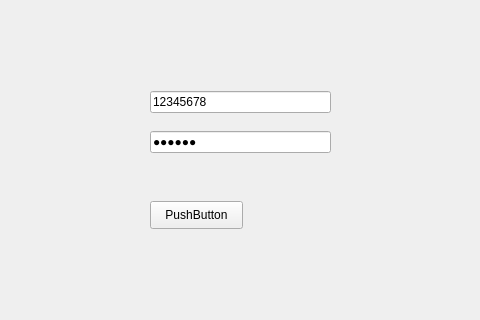
Above: Design pracice here/mainwindow.ui from rbaihis/Projet_station_2a21_G5 before the change; both pictures show x 100 to 580 and y 129 to 449 of the 1208 by 774 pixel window. Below: the same form after it.
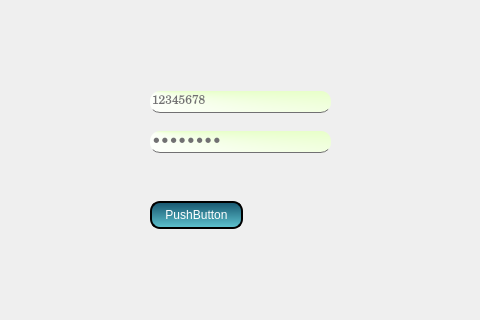
That is the form after the change. The open tabs and pages were chosen to show the change.

The edit to the form file:
```diff
--- a/Design pracice here/mainwindow.ui
+++ b/Design pracice here/mainwindow.ui
@@ -26,6 +26,9 @@
       <height>661</height>
      </rect>
     </property>
+    <property name="styleSheet">
+     <string notr="true"/>
+    </property>
     <property name="currentIndex">
      <number>1</number>
     </property>
@@ -39,6 +42,34 @@
         <height>28</height>
        </rect>
       </property>
+      <property name="styleSheet">
+       <string notr="true">QPushButton
+
+{
+
+background : qlineargradient(spread:pad, x1:0.467, y1:0, x2:0.482, y2:1, stop:0 rgba(22, 85,110, 255), stop:1 rgba(95, 196, 208, 255));
+
+border-radius:15px;
+
+color:white;
+border-color:#FFFFFF;
+
+border: 2px solid black;
+
+border-radius: 10px;
+
+}
+
+QPushButton:hover
+
+{
+
+background:qlineargradient(spread:pad, x1:0.457286, y1:0.381, x2:0.508, y2:1, stop:0 rgba(95, 196, 208, 255), stop:1 rgba(22, 85,110, 255))
+
+}
+
+</string>
+      </property>
       <property name="text">
        <string>PushButton</string>
       </property>
@@ -52,6 +83,269 @@
         <height>22</height>
        </rect>
       </property>
+      <property name="styleSheet">
+       <string notr="true">QTabWidget
+
+{
+
+background:qlineargradient(spread:pad, x1:0.512, y1:0.938, x2:0.513, y2:1, stop:0 rgba(150, 150, 150, 255), stop:1 rgba(6, 10, 255, 255));
+
+}
+
+
+
+QGroupBox
+
+{
+
+
+
+background :qlineargradient(spread:pad, x1:0, y1:0, x2:1, y2:1, stop:0 rgba(255, 255, 255, 255), stop:1 rgba(255, 255, 255, 255));
+
+}
+
+QDialog{
+
+
+
+background:qlineargradient(spread:pad, x1:0.516899, y1:0.154, x2:0.538, y2:1, stop:0 rgba(42, 45, 89, 255), stop:1 rgba(0, 255, 19, 255));
+
+}
+
+QLineEdit
+
+{
+
+background : qconicalgradient(cx:0, cy:0, angle:264, stop:0 rgba(255, 255, 255, 255), stop:1 rgba(167, 255, 53, 255));
+
+border-radius:10px;
+
+color : #717072;
+
+font-family:century;
+
+border-bottom:1px solid#717072;
+
+}
+
+QLineEdit:hover
+
+{
+
+background :qlineargradient(spread:repeat, x1:0, y1:0, x2:1, y2:1, stop:0 rgba(139, 140, 138, 255), stop:1 rgba(255, 255, 255, 255));
+
+color : #717072;
+
+border-bottom:1px solid rgb(90, 93, 255);
+
+font-family:century;
+
+}
+
+QLineEdit:focus
+
+{
+
+background :qlineargradient(spread:repeat, x1:0, y1:0, x2:1, y2:1, stop:0 rgba(139, 140, 138, 255), stop:1 rgba(255, 255, 255, 255));
+
+color : #717072;
+
+border-bottom:1px solid rgb(81, 255, 0);
+
+font-family:century;
+
+}
+
+QDateEdit{
+
+background : qconicalgradient(cx:0, cy:0, angle:264, stop:0 rgba(255, 255, 255, 255), stop:1 rgba(167, 255, 53, 255));
+
+border-radius:10px;
+
+color : #717072;
+
+font-family:century;
+
+border-bottom:1px solid#717072;
+
+}
+
+QDateEdit:focus
+
+{border:1px solid rgb(81, 255, 0);
+
+background :qlineargradient(spread:repeat, x1:0, y1:0, x2:1, y2:1, stop:0 rgba(139, 140, 138, 255), stop:1 rgba(255, 255, 255, 255));
+
+}
+
+QDateEdit:hover
+
+{
+
+background :qlineargradient(spread:repeat, x1:0, y1:0, x2:1, y2:1, stop:0 rgba(139, 140, 138, 255), stop:1 rgba(255, 255, 255, 255));
+
+}
+
+
+
+QLabel{
+
+color : black;
+
+font-size:15px;
+
+}
+
+
+
+QComboBox
+
+{
+
+border-radius:10px;
+
+color : #717072;
+
+font-family:century;
+
+border-bottom:1px solid#717072; border: 1px solid gray;
+
+border-radius: 3px; padding:center;
+
+background : qconicalgradient(cx:0, cy:0, angle:264, stop:0 rgba(255, 255, 255, 255), stop:1 rgba(167, 255, 53, 255));
+
+min-width: 6em;
+
+
+
+}
+
+
+
+QComboBox:focus{
+
+border:1px solid rgb(81, 255, 0);
+
+
+
+}
+
+
+
+QComboBox:editable {
+
+background:rgb(209, 209, 209);
+
+
+
+
+
+}
+
+
+
+QComboBox:!editable, QComboBox::drop-down:editable {
+
+background:qconicalgradient(cx:0, cy:0, angle:264, stop:0 rgba(255, 255, 255, 255), stop:1 rgba(167, 255, 53, 255));
+
+border-radius:10px;
+
+
+
+}
+
+
+
+
+
+/* QComboBox gets the &quot;on&quot; state when the popup is open */
+
+QComboBox:!editable:on, QComboBox::drop-down:editable:on {
+
+background: qconicalgradient(cx:0, cy:0, angle:264, stop:0 rgba(255, 255, 255, 255), stop:1 rgba(167, 255, 53, 255));
+
+
+
+
+
+}
+
+
+
+QComboBox QAbstractItemView {
+
+border: 2px solid green;
+
+selection-background-color:rgb(56,58,89);
+
+background:white;
+
+selection-color:white;
+
+outline: none;
+
+
+
+}
+
+
+
+
+
+QTableView {
+
+border-radius:10px;
+
+selection-background-color: qconicalgradient(cx:0.997251, cy:0.994, angle:333.7, stop:0 rgba(26, 255, 0, 255), stop:1 rgba(255, 255, 255, 255));
+
+color:white;
+
+}
+
+
+
+QTableView:focus
+
+{
+
+
+
+border:1px solid rgb(26, 255, 0);
+
+}
+
+QMessageBox
+
+{
+
+background:qlineargradient(spread:pad, x1:0.512, y1:0.938, x2:0.513, y2:1, stop:0 rgba(150, 150, 150, 255), stop:1 rgba(6, 10, 255, 255));
+
+
+
+}
+
+
+
+QPushButton
+
+{
+
+background:qlineargradient(spread:pad, x1:0, y1:0.46, x2:1, y2:0.483, stop:0 rgba(255, 88, 255, 255), stop:1 rgba(116, 106, 155, 255));
+
+}
+
+QPushButton:hover
+
+{
+
+background:qlineargradient(spread:pad, x1:0, y1:0.46, x2:1, y2:0.483, stop:0 rgba(255, 88, 241, 255), stop:1 rgba(116, 106, 255, 255));
+
+color:white;
+
+
+
+}</string>
+      </property>
       <property name="text">
        <string>12345678</string>
       </property>
@@ -68,11 +362,274 @@
         <height>22</height>
        </rect>
       </property>
+      <property name="styleSheet">
+       <string notr="true">QTabWidget
+
+{
+
+background:qlineargradient(spread:pad, x1:0.512, y1:0.938, x2:0.513, y2:1, stop:0 rgba(150, 150, 150, 255), stop:1 rgba(6, 10, 255, 255));
+
+}
+
+
+
+QGroupBox
+
+{
+
+
+
+background :qlineargradient(spread:pad, x1:0, y1:0, x2:1, y2:1, stop:0 rgba(255, 255, 255, 255), stop:1 rgba(255, 255, 255, 255));
+
+}
+
+QDialog{
+
+
+
+background:qlineargradient(spread:pad, x1:0.516899, y1:0.154, x2:0.538, y2:1, stop:0 rgba(42, 45, 89, 255), stop:1 rgba(0, 255, 19, 255));
+
+}
+
+QLineEdit
+
+{
+
+background : qconicalgradient(cx:0, cy:0, angle:264, stop:0 rgba(255, 255, 255, 255), stop:1 rgba(167, 255, 53, 255));
+
+border-radius:10px;
+
+color : #717072;
+
+font-family:century;
+
+border-bottom:1px solid#717072;
+
+}
+
+QLineEdit:hover
+
+{
+
+background :qlineargradient(spread:repeat, x1:0, y1:0, x2:1, y2:1, stop:0 rgba(139, 140, 138, 255), stop:1 rgba(255, 255, 255, 255));
+
+color : #717072;
+
+border-bottom:1px solid rgb(90, 93, 255);
+
+font-family:century;
+
+}
+
+QLineEdit:focus
+
+{
+
+background :qlineargradient(spread:repeat, x1:0, y1:0, x2:1, y2:1, stop:0 rgba(139, 140, 138, 255), stop:1 rgba(255, 255, 255, 255));
+
+color : #717072;
+
+border-bottom:1px solid rgb(81, 255, 0);
+
+font-family:century;
+
+}
+
+QDateEdit{
+
+background : qconicalgradient(cx:0, cy:0, angle:264, stop:0 rgba(255, 255, 255, 255), stop:1 rgba(167, 255, 53, 255));
+
+border-radius:10px;
+
+color : #717072;
+
+font-family:century;
+
+border-bottom:1px solid#717072;
+
+}
+
+QDateEdit:focus
+
+{border:1px solid rgb(81, 255, 0);
+
+background :qlineargradient(spread:repeat, x1:0, y1:0, x2:1, y2:1, stop:0 rgba(139, 140, 138, 255), stop:1 rgba(255, 255, 255, 255));
+
+}
+
+QDateEdit:hover
+
+{
+
+background :qlineargradient(spread:repeat, x1:0, y1:0, x2:1, y2:1, stop:0 rgba(139, 140, 138, 255), stop:1 rgba(255, 255, 255, 255));
+
+}
+
+
+
+QLabel{
+
+color : black;
+
+font-size:15px;
+
+}
+
+
+
+QComboBox
+
+{
+
+border-radius:10px;
+
+color : #717072;
+
+font-family:century;
+
+border-bottom:1px solid#717072; border: 1px solid gray;
+
+border-radius: 3px; padding:center;
+
+background : qconicalgradient(cx:0, cy:0, angle:264, stop:0 rgba(255, 255, 255, 255), stop:1 rgba(167, 255, 53, 255));
+
+min-width: 6em;
+
+
+
+}
+
+
+
+QComboBox:focus{
+
+border:1px solid rgb(81, 255, 0);
+
+
+
+}
+
+
+
+QComboBox:editable {
+
+background:rgb(209, 209, 209);
+
+
+
+
+
+}
+
+
+
+QComboBox:!editable, QComboBox::drop-down:editable {
+
+background:qconicalgradient(cx:0, cy:0, angle:264, stop:0 rgba(255, 255, 255, 255), stop:1 rgba(167, 255, 53, 255));
+
+border-radius:10px;
+
+
+
+}
+
+
+
+
+
+/* QComboBox gets the &quot;on&quot; state when the popup is open */
+
+QComboBox:!editable:on, QComboBox::drop-down:editable:on {
+
+background: qconicalgradient(cx:0, cy:0, angle:264, stop:0 rgba(255, 255, 255, 255), stop:1 rgba(167, 255, 53, 255));
+
+
+
+
+
+}
+
+
+
+QComboBox QAbstractItemView {
+
+border: 2px solid green;
+
+selection-background-color:rgb(56,58,89);
+
+background:white;
+
+selection-color:white;
+
+outline: none;
+
+
+
+}
+
+
+
+
+
+QTableView {
+
+border-radius:10px;
+
+selection-background-color: qconicalgradient(cx:0.997251, cy:0.994, angle:333.7, stop:0 rgba(26, 255, 0, 255), stop:1 rgba(255, 255, 255, 255));
+
+color:white;
+
+}
+
+
+
+QTableView:focus
+
+{
+
+
+
+border:1px solid rgb(26, 255, 0);
+
+}
+
+QMessageBox
+
+{
+
+background:qlineargradient(spread:pad, x1:0.512, y1:0.938, x2:0.513, y2:1, stop:0 rgba(150, 150, 150, 255), stop:1 rgba(6, 10, 255, 255));
+
+
+
+}
+
+
+
+QPushButton
+
+{
+
+background:qlineargradient(spread:pad, x1:0, y1:0.46, x2:1, y2:0.483, stop:0 rgba(255, 88, 255, 255), stop:1 rgba(116, 106, 155, 255));
+
+}
+
+QPushButton:hover
+
+{
+
+background:qlineargradient(spread:pad, x1:0, y1:0.46, x2:1, y2:0.483, stop:0 rgba(255, 88, 241, 255), stop:1 rgba(116, 106, 255, 255));
+
+color:white;
+
+
+
+}</string>
+      </property>
       <property name="inputMethodHints">
        <set>Qt::ImhHiddenText|Qt::ImhNoAutoUppercase|Qt::ImhNoPredictiveText|Qt::ImhSensitiveData</set>
       </property>
       <property name="text">
-       <string>azerty</string>
+       <string>password</string>
       </property>
       <property name="maxLength">
        <number>25</number>
```
Left out of the diff: 40 changed lines with no effect on the pictures.
